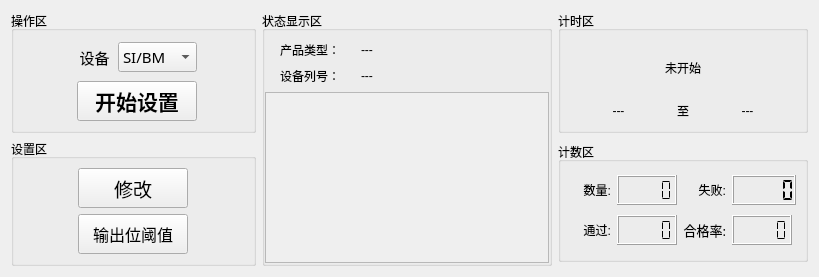
Before: the Qt Designer form MasterCtrlSet/home/home_workwid.ui in ChinaClever/PDU-Settings, drawn with Qt 5.
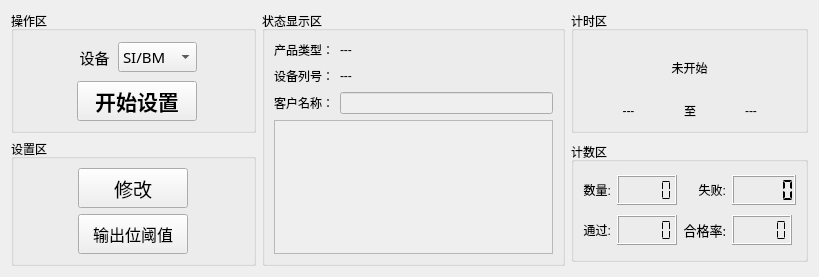
After: the same form once the commit is applied.

Patch:
```diff
--- a/MasterCtrlSet/home/home_workwid.ui
+++ b/MasterCtrlSet/home/home_workwid.ui
@@ -172,42 +172,7 @@
      <property name="title">
       <string>状态显示区</string>
      </property>
-     <layout class="QGridLayout" name="gridLayout_7">
-      <property name="leftMargin">
-       <number>0</number>
-      </property>
-      <property name="rightMargin">
-       <number>0</number>
-      </property>
-      <property name="bottomMargin">
-       <number>0</number>
-      </property>
-      <item row="1" column="1">
-       <widget class="QLabel" name="snLab">
-        <property name="minimumSize">
-         <size>
-          <width>0</width>
-          <height>20</height>
-         </size>
-        </property>
-        <property name="text">
-         <string>---</string>
-        </property>
-       </widget>
-      </item>
-      <item row="0" column="1">
-       <widget class="QLabel" name="devLab">
-        <property name="minimumSize">
-         <size>
-          <width>0</width>
-          <height>20</height>
-         </size>
-        </property>
-        <property name="text">
-         <string>---</string>
-        </property>
-       </widget>
-      </item>
+     <layout class="QGridLayout" name="gridLayout_6">
       <item row="0" column="0">
        <widget class="QLabel" name="label_33">
         <property name="minimumSize">
@@ -230,6 +195,19 @@
         </property>
        </widget>
       </item>
+      <item row="0" column="1">
+       <widget class="QLabel" name="devLab">
+        <property name="minimumSize">
+         <size>
+          <width>0</width>
+          <height>20</height>
+         </size>
+        </property>
+        <property name="text">
+         <string>---</string>
+        </property>
+       </widget>
+      </item>
       <item row="1" column="0">
        <widget class="QLabel" name="label_34">
         <property name="minimumSize">
@@ -252,7 +230,55 @@
         </property>
        </widget>
       </item>
-      <item row="2" column="0" colspan="2">
+      <item row="1" column="1">
+       <widget class="QLabel" name="snLab">
+        <property name="minimumSize">
+         <size>
+          <width>0</width>
+          <height>20</height>
+         </size>
+        </property>
+        <property name="text">
+         <string>---</string>
+        </property>
+       </widget>
+      </item>
+      <item row="2" column="0">
+       <widget class="QLabel" name="label_35">
+        <property name="minimumSize">
+         <size>
+          <width>0</width>
+          <height>20</height>
+         </size>
+        </property>
+        <property name="maximumSize">
+         <size>
+          <width>90</width>
+          <height>30</height>
+         </size>
+        </property>
+        <property name="text">
+         <string>客户名称：</string>
+        </property>
+        <property name="alignment">
+         <set>Qt::AlignCenter</set>
+        </property>
+       </widget>
+      </item>
+      <item row="2" column="1">
+       <widget class="QLineEdit" name="userEdit">
+        <property name="enabled">
+         <bool>false</bool>
+        </property>
+        <property name="echoMode">
+         <enum>QLineEdit::Normal</enum>
+        </property>
+        <property name="cursorMoveStyle">
+         <enum>Qt::LogicalMoveStyle</enum>
+        </property>
+       </widget>
+      </item>
+      <item row="3" column="0" colspan="2">
        <widget class="QTextEdit" name="textEdit">
         <property name="enabled">
          <bool>false</bool>
```
